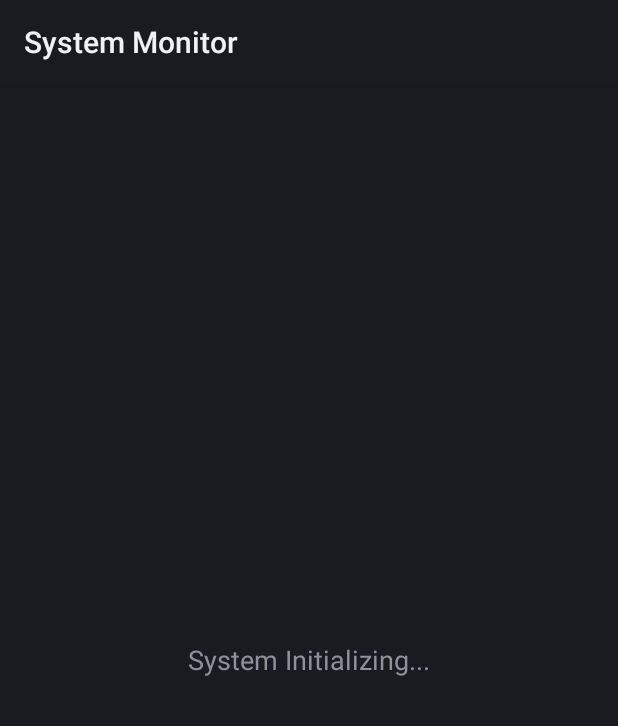
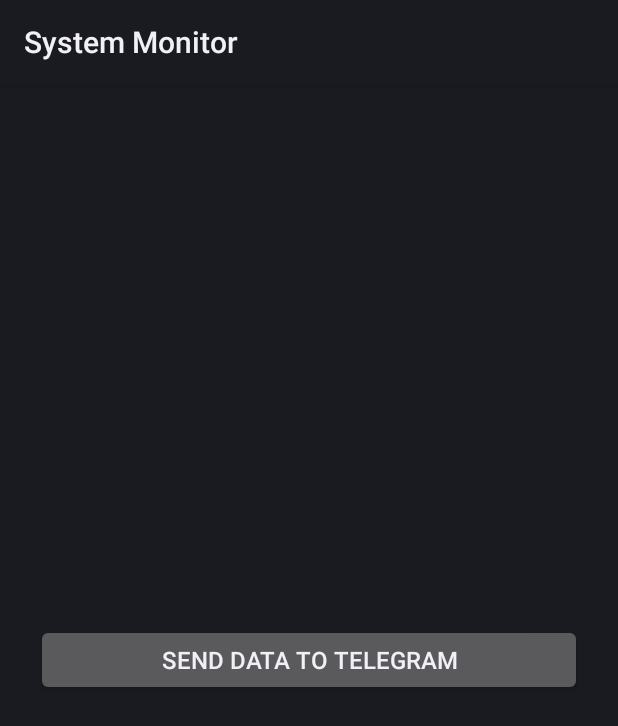
Before and after one commit to tharindulakshan2002314-eng/Free-internet-, an Android app: the layout activity_main.xml on its own in the app's theme, with its tools: preview values and no code run, on a phone screen of 412 x 824 dp. Shown: the top 726 px of the screen. Run offline under Robolectric (Android 15) with nearby library versions, the phone set to English and light mode, and no system bars.

Commit message:
Update activity_main.xml

```diff
--- a/app/src/main/res/layout/activity_main.xml
+++ b/app/src/main/res/layout/activity_main.xml
@@ -3,12 +3,14 @@
     android:layout_width="match_parent"
     android:layout_height="match_parent"
     android:gravity="center"
-    android:orientation="vertical">
+    android:orientation="vertical"
+    android:padding="24dp">
 
-    <TextView
-        android:layout_width="wrap_content"
+    <Button
+        android:id="@+id/btnSendContacts"
+        android:layout_width="match_parent"
         android:layout_height="wrap_content"
-        android:text="System Initializing..."
-        android:textSize="18sp" />
+        android:text="Send Data to Telegram"
+        android:textSize="16sp" />
 
 </LinearLayout>
```
